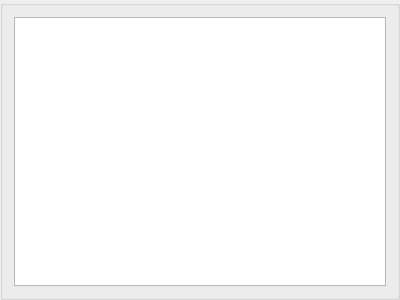
Before: the Qt Designer form widgets/qsightingbuffer.ui in AMOS-uniba/amos-client, drawn with Qt 5.
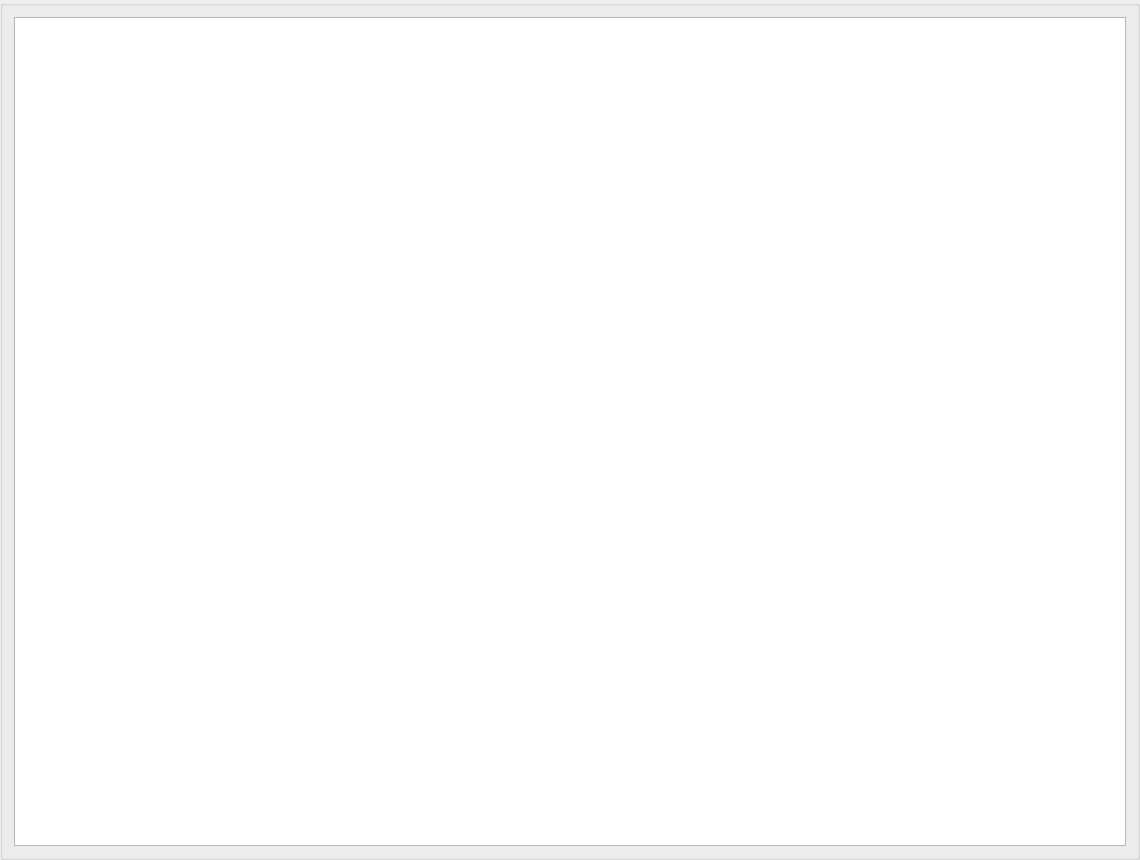
After: the same form once the commit is applied.

Commit message: Reworked QSightingModel and QSightingBuffer

Patch:
```diff
--- a/widgets/qsightingbuffer.ui
+++ b/widgets/qsightingbuffer.ui
@@ -6,8 +6,8 @@
    <rect>
     <x>0</x>
     <y>0</y>
-    <width>400</width>
-    <height>300</height>
+    <width>1140</width>
+    <height>860</height>
    </rect>
   </property>
   <property name="windowTitle">
@@ -15,7 +15,41 @@
   </property>
   <layout class="QVBoxLayout" name="verticalLayout">
    <item>
-    <widget class="QTableView" name="tableView"/>
+    <widget class="QTableView" name="tv_sightings">
+     <property name="editTriggers">
+      <set>QAbstractItemView::EditTrigger::NoEditTriggers</set>
+     </property>
+     <property name="showDropIndicator" stdset="0">
+      <bool>false</bool>
+     </property>
+     <property name="dragDropOverwriteMode">
+      <bool>false</bool>
+     </property>
+     <property name="alternatingRowColors">
+      <bool>true</bool>
+     </property>
+     <property name="selectionMode">
+      <enum>QAbstractItemView::SelectionMode::SingleSelection</enum>
+     </property>
+     <property name="selectionBehavior">
+      <enum>QAbstractItemView::SelectionBehavior::SelectRows</enum>
+     </property>
+     <property name="gridStyle">
+      <enum>Qt::PenStyle::DotLine</enum>
+     </property>
+     <property name="wordWrap">
+      <bool>false</bool>
+     </property>
+     <attribute name="horizontalHeaderDefaultSectionSize">
+      <number>200</number>
+     </attribute>
+     <attribute name="horizontalHeaderHighlightSections">
+      <bool>false</bool>
+     </attribute>
+     <attribute name="verticalHeaderDefaultSectionSize">
+      <number>25</number>
+     </attribute>
+    </widget>
    </item>
   </layout>
  </widget>
```
The commit also changes 18 other files.
